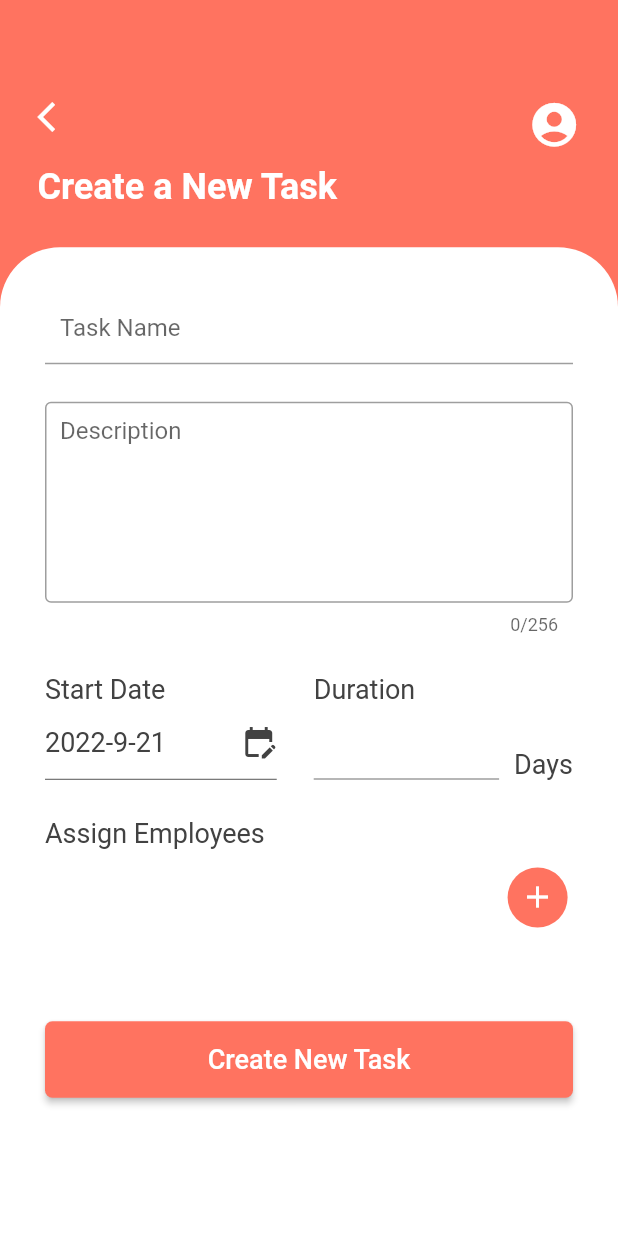
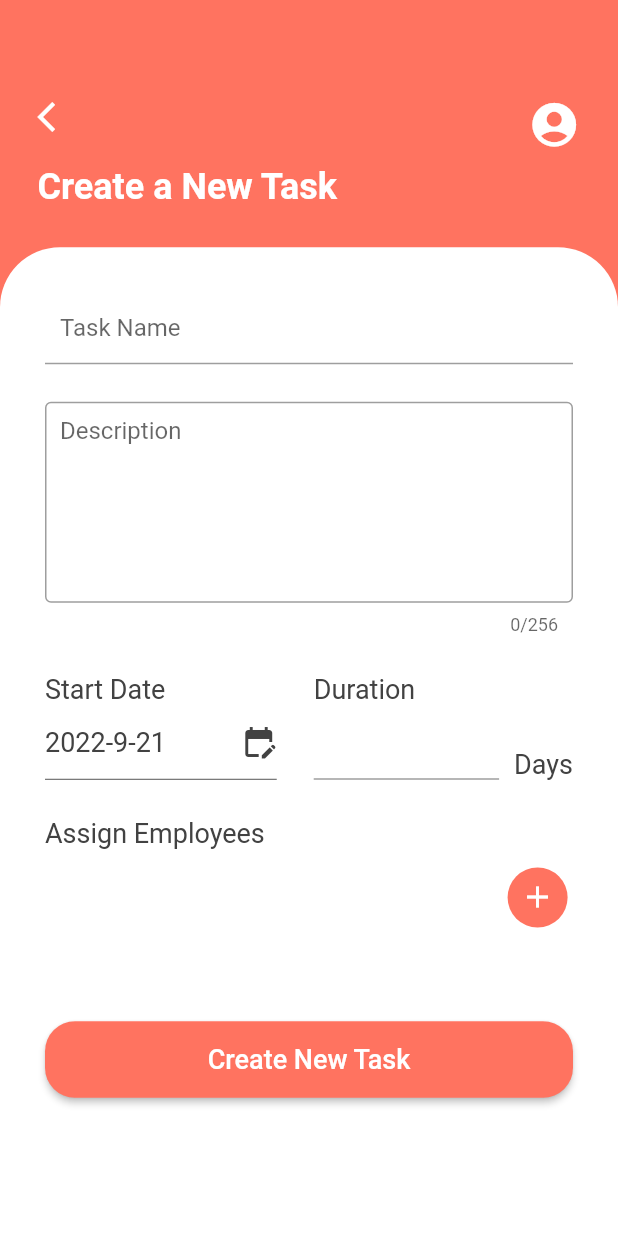
Before and after one commit to vilaphongdouangmala/taskmanagementapplication, a Flutter app: the screen it shows after launch, item 2 of the bottom bar chosen, after a tap on the "add" icon, on a phone screen of 412 x 824 dp. Run offline on Flutter 3.47's test engine with Material 2 defaults, Android fonts, the light colour scheme and no system bars; our stand-ins replace animated_bottom_navigation_bar, date_picker_timeline, easy_localization, flutter_datetime_picker, percent_indicator; missing offline and left inert: dart:ffi; network calls fail.

Commit message:
version 3.0.3

```diff
--- a/lib/components/LongButton.dart
+++ b/lib/components/LongButton.dart
@@ -19,7 +19,7 @@ class LongButton extends StatelessWidget {
       minWidth: double.infinity,
       padding: const EdgeInsets.symmetric(horizontal: 20, vertical: 15),
       color: AppColor.primaryColor,
-      shape: RoundedRectangleBorder(borderRadius: BorderRadius.circular(5)),
+      shape: RoundedRectangleBorder(borderRadius: BorderRadius.circular(20)),
       onPressed: press,
       child: Text(
         text,
--- a/lib/main.dart
+++ b/lib/main.dart
@@ -19,7 +19,7 @@
 import 'screens/HomeScreen.dart';
 
 class Store extends ChangeNotifier {
-  String connectionUrl = "http://10.120.59.76:1880";
+  String connectionUrl = "http://192.168.182.113:1880";
 
   //employees
   List<Employee> _employees = [];
@@ -36,13 +36,7 @@
   //tasks
   List<Task> _tasks = [];
   List<Task> get tasks {
-    if (_selectedDate != null) {
-      return _tasks.where((task) {
-        bool sameDate =
-            calDeadline(task.startDate, task.duration) == _selectedDate;
-        return sameDate;
-      }).toList();
-    } else if (_key.isEmpty && _selectedTaskStatus.isEmpty) {
+    if (_key.isEmpty && _selectedTaskStatus.isEmpty) {
       return _tasks;
     } else {
       return _tasks.where((task) {
@@ -75,9 +69,14 @@
   //   } //end if else
   // } //ef
 
+  DateTime _selectedDate = DateTime.now();
   String _key = "";
   String _selectedTaskStatus = "";
-  DateTime? _selectedDate = null;
+  String get selectedTaskStatus => _selectedTaskStatus;
+
+  void update() {
+    notifyListeners();
+  } //ef
 
   void setKey(String key) {
     _key = key;
@@ -150,6 +149,41 @@
       return _tasks;
     }
     return _tasks;
+  } //ef
+
+  List<SubTask> _subtasks = [];
+  List<SubTask> get subtasks {
+    if (_selectedDate == DateTime.utc(1956)) {
+      return _subtasks;
+    } else {
+      return getSubTaskByDate(_selectedDate);
+    }
+  } //ef
+
+  List<SubTask> getAllSubtasks() {
+    List<SubTask> subtasks = [];
+    for (Task task in _tasks) {
+      for (SubTask subtask in task.subTasks) {
+        subtasks.add(subtask);
+      } //eloop subtasks
+    } //eloop tasks
+    return subtasks;
+  } //ef
+
+  //get subtasks on calendar screen
+  List<SubTask> getSubTaskByDate(DateTime date) {
+    List<SubTask> subtasks = [];
+    for (Task task in _tasks) {
+      for (SubTask subtask in task.subTasks) {
+        bool sameDate =
+            AppStyle.dateFormatter.format(DateTime.parse(subtask.datetime)) ==
+                AppStyle.dateFormatter.format(date);
+        if (sameDate) {
+          subtasks.add(subtask);
+        } //end if
+      } //eloop subtasks
+    } //eloop tasks
+    return subtasks;
   } //ef
 
   double calTaskProgress(Task task) {
@@ -233,6 +267,11 @@
       body: store._tabs[store._bottomNavIndex],
       floatingActionButton: Visibility(
         visible: !showFloatingBtn,
+        child: CircleAvatar(
+          backgroundColor: AppColor.white,
+          radius: 38,
+          child: Padding(
+            padding: const EdgeInsets.all(10),
             child: FloatingActionButton(
               onPressed: () {
                 //move to new creen
@@ -243,10 +282,12 @@
                   ),
                 );
               },
-          backgroundColor: AppColor.primaryYellow,
+              backgroundColor: AppColor.primaryColor,
               child: const Icon(
                 Icons.add,
-            size: 30,
+                size: 35,
+              ),
+            ),
           ),
         ),
       ),
@@ -256,8 +297,9 @@
         activeIndex: store.bottomNavIndex,
         gapLocation: GapLocation.center,
         notchSmoothness: NotchSmoothness.softEdge,
-        leftCornerRadius: 20,
-        rightCornerRadius: 20,
+        notchMargin: -5,
+        leftCornerRadius: 30,
+        rightCornerRadius: 30,
         onTap: (index) => store.setTabChange(index),
         itemCount: store.iconList.length,
         tabBuilder: (int index, bool isActive) {
--- a/lib/models/Status.dart
+++ b/lib/models/Status.dart
@@ -57,7 +57,7 @@ class Status {
   static List<Status> statuses = [
     Status(
       status: "Not Started",
-      color: Colors.grey[300],
+      color: AppColor.primaryPurple,
     ),
     Status(
       status: "In Progress",
--- a/lib/screens/CalendarScreen.dart
+++ b/lib/screens/CalendarScreen.dart
@@ -4,6 +4,7 @@ import 'package:flutter/material.dart';
 import 'package:provider/provider.dart';
 
 import 'package:task_management_application/models/Employee.dart';
+import 'package:task_management_application/models/SubTask.dart';
 import 'package:task_management_application/models/Task.dart';
 import 'package:task_management_application/screens/TaskScreen.dart';
 import 'package:task_management_application/styles/AppStyle.dart';
@@ -21,19 +22,14 @@ class CaldendarScreen extends StatelessWidget {
   Widget build(BuildContext context) {
     //store reference
     var store = Provider.of<Store>(context);
-    if (first) {
-      store.getTasks();
-      first = false;
-    } //end if
+    Size screenSize = MediaQuery.of(context).size;
     return Scaffold(
-      //appBar
-      appBar: AppBar(
-        title: const Text("AppBar"),
-        backgroundColor: AppColor.primaryRed,
-        actions: [],
-      ),
       //body
-      body: Column(
+      body: Stack(
+        children: [
+          Padding(
+            padding: EdgeInsets.only(top: screenSize.height * 0.18),
+            child: Column(
               children: [
                 Padding(
                   padding: EdgeInsets.all(AppStyle.defaultPadding),
@@ -44,6 +40,7 @@ class CaldendarScreen extends StatelessWidget {
                       DateTime.now().day - 5,
                     ),
                     initialSelectedDate: DateTime.now(),
+                    daysCount: 31,
                     selectionColor: AppColor.primaryColor,
                     onDateChange: (date) {
                       store.setSelectedDate(date);
@@ -51,50 +48,64 @@ class CaldendarScreen extends StatelessWidget {
                   ),
                 ),
                 Expanded(
-            child: RefreshIndicator(
-              onRefresh: () async {
-                store.getTasks(refresh: true);
-              },
-              child: FutureBuilder<List<Task>>(
-                future: store.getTasks(),
-                builder: (context, snapshot) {
-                  if (!snapshot.hasData) {
-                    //return progress
-                    return const Center(
-                      child: CircularProgressIndicator(),
-                    );
-                  } else {
-                    //return widget
-                    return ListView.separated(
-                      itemCount: store.tasks.length,
-                      itemBuilder: (BuildContext context, int i) {
-                        return GestureDetector(
-                          onTap: () {
-                            //move to new screen
-                            Navigator.push(
-                              context,
-                              MaterialPageRoute(
-                                builder: (context) =>
-                                    TaskScreen(task: store.tasks[i]),
+                  child: store.subtasks.isEmpty
+                      ? Column(
+                          mainAxisAlignment: MainAxisAlignment.center,
+                          children: [
+                            Padding(
+                              padding: EdgeInsets.only(
+                                  bottom: AppStyle.defaultPadding * 0.5),
+                              child: const Text(
+                                "No Activities For Today",
+                                style: AppStyle.mainHeadingBlack,
                               ),
+                            ),
+                            const Icon(
+                              Icons.celebration,
+                              size: 60,
+                              color: AppColor.primaryColor,
+                            ),
+                          ],
+                        )
+                      : ListView.builder(
+                          itemCount: store.subtasks.length,
+                          itemBuilder: (context, index) {
+                            return ListTile(
+                              leading: Text(store.subtasks[index].name),
+                              subtitle: Text(store.subtasks[index].datetime),
                             );
                           },
-                          child: Padding(
-                            padding: EdgeInsets.all(AppStyle.defaultPadding),
-                            child: ListTile(
-                              leading: Text(store.tasks[i].taskName),
-                              title: Text(store.tasks[i].startDate),
-                              trailing: StatusBox(
-                                task: store.tasks[i],
                         ),
                 ),
+              ],
             ),
-                        );
-                      },
-                      separatorBuilder: (context, index) => const Divider(),
-                    );
-                  }
-                },
+          ),
+          Container(
+            height: screenSize.height * 0.18,
+            width: screenSize.width,
+            decoration: const BoxDecoration(
+              borderRadius: BorderRadius.only(
+                bottomLeft: Radius.circular(50),
+                bottomRight: Radius.circular(50),
+              ),
+              color: AppColor.primaryColor,
+            ),
+            child: Padding(
+              padding: EdgeInsets.fromLTRB(AppStyle.defaultPadding,
+                  AppStyle.defaultPadding * 1.5, AppStyle.defaultPadding, 0),
+              child: Row(
+                mainAxisAlignment: MainAxisAlignment.spaceBetween,
+                children: const [
+                  Text(
+                    "Today's Activities",
+                    style: AppStyle.mainHeading,
+                  ),
+                  Icon(
+                    Icons.account_circle,
+                    size: 50,
+                    color: AppColor.white,
+                  ),
+                ],
               ),
             ),
           ),
--- a/lib/screens/HomeScreen.dart
+++ b/lib/screens/HomeScreen.dart
@@ -297,7 +297,7 @@ class HomeScreen extends StatelessWidget {
           Positioned(
             top: screenScreen.width * 0.42,
             child: SizedBox(
-              width: screenScreen.width * 0.8,
+              width: screenScreen.width * 0.85,
               child: TextField(
                 //controller: TextEditingController(text:'data'),
                 style: TextStyle(color: Colors.grey[800]),
@@ -313,7 +313,7 @@ class HomeScreen extends StatelessWidget {
                     color: AppColor.black,
                   ),
                   contentPadding:
-                      EdgeInsets.symmetric(vertical: 15, horizontal: 20),
+                      EdgeInsets.symmetric(vertical: 20, horizontal: 20),
                   border: OutlineInputBorder(
                     borderSide: BorderSide.none,
                     borderRadius: BorderRadius.all(
@@ -357,7 +357,10 @@ class TaskCategory extends StatelessWidget {
               offset: const Offset(0, 4), // changes position of shadow
             ),
           ],
-          color: statusObj!.color,
+          color: (store.selectedTaskStatus == statusObj!.status ||
+                  store.selectedTaskStatus == "")
+              ? statusObj.color
+              : AppColor.darkGrey,
           borderRadius: BorderRadius.circular(20),
         ),
         child: Padding(
--- a/lib/styles/AppColor.dart
+++ b/lib/styles/AppColor.dart
@@ -1,13 +1,15 @@
 import 'package:flutter/cupertino.dart';
+import 'package:flutter/material.dart';
 
 class AppColor {
-  static const primaryColor = Color.fromARGB(255, 255, 115, 96);
+  static const primaryColor = Color.fromRGBO(255, 115, 96, 1);
   static const primaryRed = Color.fromARGB(255, 236, 102, 107);
-  static const primaryGreen = Color.fromARGB(255, 179, 208, 152);
-  static const primaryYellow = Color.fromARGB(255, 253, 169, 72);
-  static const primaryBlue = Color.fromARGB(255, 104, 177, 254);
-  static const primaryPurple = Color.fromARGB(255, 170, 152, 255);
-  static const white = Color.fromARGB(255, 255, 255, 255);
+  static const primaryGreen = Color.fromRGBO(179, 208, 152, 1);
+  static const primaryYellow = Color.fromRGBO(253, 195, 126, 1);
+  static const primaryBlue = Color.fromRGBO(184, 216, 250, 1);
+  static const primaryPurple = Color.fromRGBO(170, 152, 255, 1);
+  static const white = Colors.white;
   static const black = Color.fromARGB(255, 66, 66, 66);
   static const grey = Color.fromARGB(255, 234, 236, 241);
+  static const darkGrey = Color.fromARGB(255, 196, 196, 196);
 }//ec
--- a/lib/styles/AppStyle.dart
+++ b/lib/styles/AppStyle.dart
@@ -46,6 +46,12 @@ class AppStyle {
     fontSize: 16,
   );
 
+  static const semiBoldWhiteText = TextStyle(
+    color: AppColor.white,
+    fontWeight: FontWeight.w600,
+    fontSize: 18,
+  );
+
   //create task screen
   static const formText = TextStyle(
     fontSize: 18,
```
Also changed, not shown: lib/screens/TaskScreen.dart (+24 -9 lines). Lines whose indentation alone changed are shown as unchanged.
